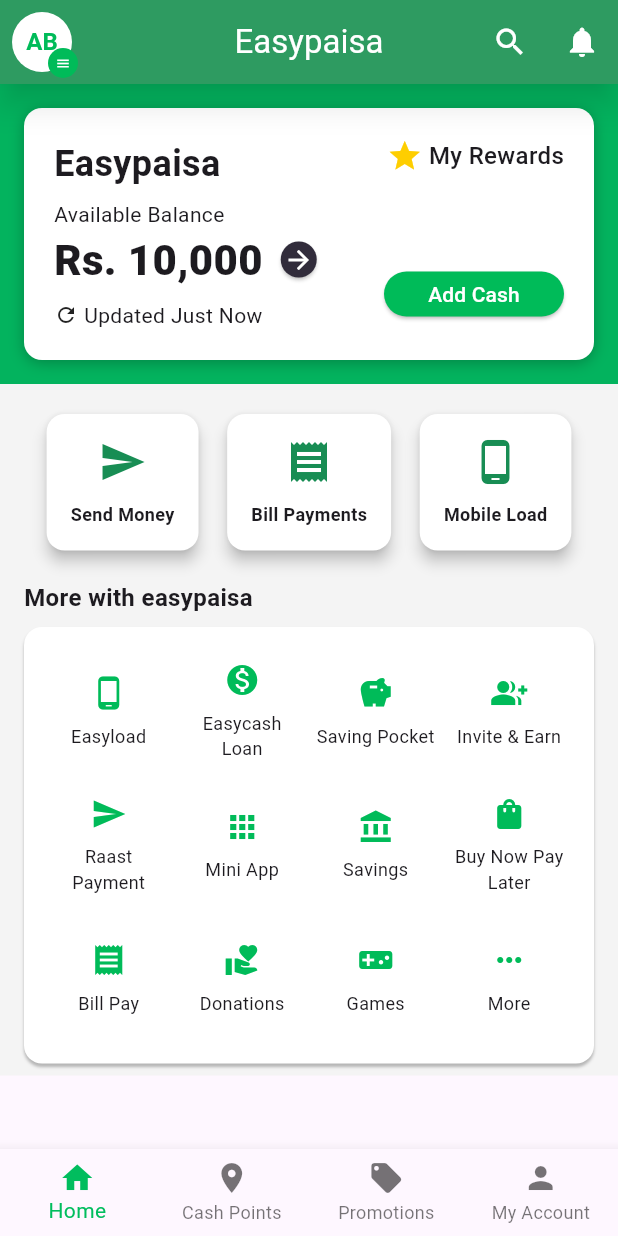
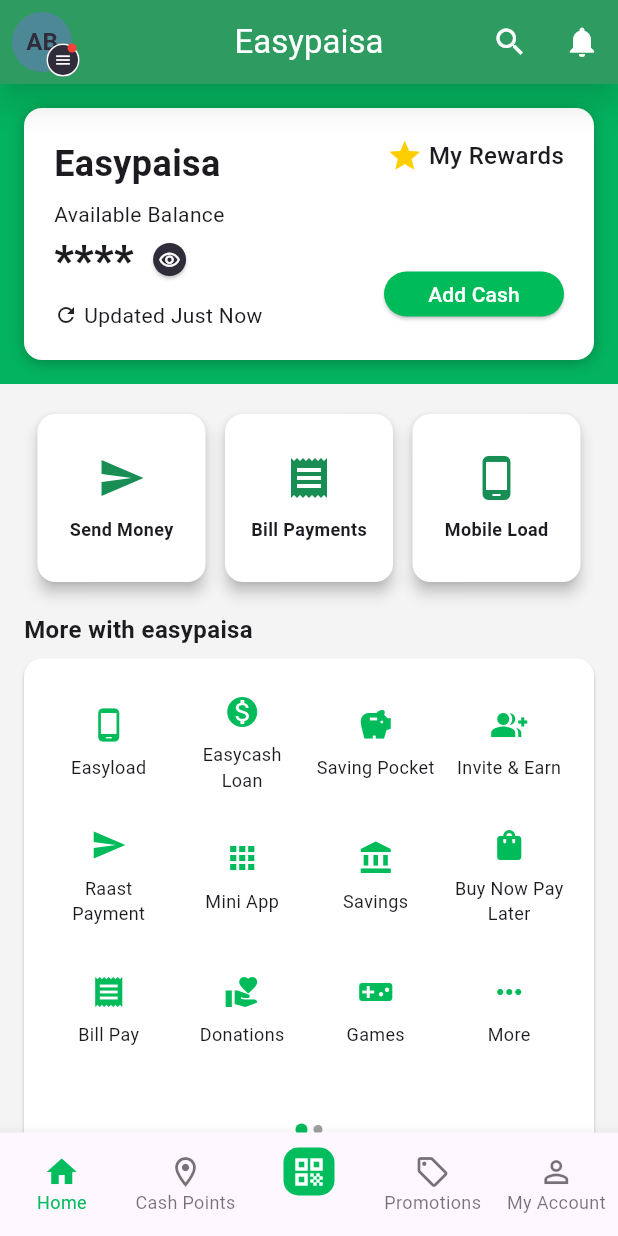
Before and after one commit to adil-tecspine/task_3_easypaisa_clone, a Flutter app: the screen it shows after launch, on a phone screen of 412 x 824 dp. Run offline on Flutter 3.47's test engine with Material 3 defaults, Android fonts, the phone set to English and light mode, and no system bars.

Commit message:
Refactor LastGrid to use PageView for better navigation and convert to StatefulWidget; update BottomNavigationBar items for improved UX

```diff
--- a/lib/home.dart
+++ b/lib/home.dart
@@ -16,8 +16,6 @@ class _HomeState extends State<Home> {
   Widget build(BuildContext context) {
     return Scaffold(
       appBar: AppBar(
-        // Need a stack with circel avatar and name initials written in it , and above it menu icon and clicking on this cauese to open the drawer
-        // onPressed: () => Scaffold.of(context).openDrawer(),
         leading: Builder(
           builder: (context) => Stack(
             children: [
@@ -25,34 +23,39 @@ class _HomeState extends State<Home> {
                 alignment: Alignment.center,
                 child: CircleAvatar(
                   radius: 20,
-                  foregroundColor: Color.fromARGB(255, 0, 187, 89),
-                  backgroundColor: Colors.white,
+                  foregroundColor: Color.fromRGBO(49, 44, 59, 1),
+                  backgroundColor: Color.fromRGBO(77, 136, 151, 1),
                   child: Text(
                     'AB',
-                    style: TextStyle(
-                      // color: Color.fromARGB(255, 38, 165, 88),
-                      fontWeight: FontWeight.bold,
-                    ),
+                    style: TextStyle(fontWeight: FontWeight.bold),
                   ),
                 ),
               ),
 
               Positioned(
                 right: -10,
-                bottom: -10,
+                bottom: -8,
                 child: IconButton.filled(
                   icon: Icon(Icons.menu),
-                  iconSize: 10,
+                  iconSize: 12,
                   style: ButtonStyle(
                     minimumSize: WidgetStateProperty.all(Size(15, 15)),
                     padding: WidgetStateProperty.all(EdgeInsets.all(5)),
                     backgroundColor: WidgetStateProperty.all(
-                      Color.fromARGB(255, 0, 187, 89),
+                      Color.fromRGBO(49, 44, 59, 1),
                     ),
                     foregroundColor: WidgetStateProperty.all(Colors.white),
+                    side: WidgetStateProperty.all(
+                      BorderSide(color: Colors.white, width: 1),
+                    ),
                   ),
                   onPressed: () => Scaffold.of(context).openDrawer(),
                 ),
+              ),
+              Positioned(
+                right: 5,
+                bottom: 21,
+                child: Badge(backgroundColor: Colors.red),
               ),
             ],
           ),
--- a/lib/home_screen.dart
+++ b/lib/home_screen.dart
@@ -26,24 +26,55 @@ class _HomeScreenState extends State<HomeScreen> {
   Widget build(BuildContext context) {
     return Scaffold(
       body: _pages[_selectedIndex],
+
       bottomNavigationBar: BottomNavigationBar(
         currentIndex: _selectedIndex,
+        selectedFontSize: 12,
         selectedItemColor: const Color.fromARGB(255, 1, 189, 94),
         type: BottomNavigationBarType.fixed,
         onTap: _onItemTapped,
-        items: const <BottomNavigationBarItem>[
-          BottomNavigationBarItem(icon: Icon(Icons.home), label: 'Home'),
+        items: <BottomNavigationBarItem>[
           BottomNavigationBarItem(
-            icon: Icon(Icons.location_on),
-            label: 'Cash Points',
+            icon: Icon(Icons.home_outlined),
+            label: 'Home',
+            activeIcon: Icon(Icons.home),
           ),
           BottomNavigationBarItem(
-            icon: Icon(Icons.local_offer),
-            label: 'Promotions',
+            icon: Icon(Icons.location_on_outlined),
+            label: 'Cash Points',
+            activeIcon: Icon(Icons.location_on),
           ),
           BottomNavigationBarItem(
-            icon: Icon(Icons.person),
+            icon: IconButton.filled(
+              onPressed: () {},
+              visualDensity: VisualDensity.compact,
+
+              icon: Icon(Icons.qr_code),
+              style: ButtonStyle(
+                minimumSize: WidgetStateProperty.all(Size(40, 40)),
+                padding: WidgetStateProperty.all(EdgeInsets.all(5)),
+                shape: WidgetStateProperty.all(
+                  RoundedRectangleBorder(
+                    borderRadius: BorderRadius.circular(10),
+                  ),
+                ),
+                backgroundColor: WidgetStateProperty.all(
+                  Color.fromARGB(255, 1, 189, 94),
+                ),
+                foregroundColor: WidgetStateProperty.all(Colors.white),
+              ),
+            ),
+            label: '',
+          ),
+          BottomNavigationBarItem(
+            icon: Icon(Icons.local_offer_outlined),
+            label: 'Promotions',
+            activeIcon: Icon(Icons.local_offer),
+          ),
+          BottomNavigationBarItem(
+            icon: Icon(Icons.person_outline),
             label: 'My Account',
+            activeIcon: Icon(Icons.person),
           ),
         ],
       ),
--- a/lib/last_grid.dart
+++ b/lib/last_grid.dart
@@ -1,7 +1,30 @@
 import 'package:flutter/material.dart';
+import 'package:task_3_easypaisa_clone/third_section_grid_card.dart';
 
-class LastGrid extends StatelessWidget {
+class LastGrid extends StatefulWidget {
   const LastGrid({super.key});
+
+  @override
+  State<LastGrid> createState() => _LastGridState();
+}
+
+class _LastGridState extends State<LastGrid> {
+  late PageController _pageController;
+  int _currentPage = 0;
+
+  static const _pages = [FirstGrid(), SecondGrid()];
+
+  @override
+  void initState() {
+    super.initState();
+    _pageController = PageController(); // Adjust as needed
+  }
+
+  @override
+  void dispose() {
+    _pageController.dispose();
+    super.dispose();
+  }
 
   @override
   Widget build(BuildContext context) {
@@ -19,7 +42,50 @@ class LastGrid extends StatelessWidget {
           ],
           borderRadius: BorderRadius.all(Radius.circular(12)),
         ),
-        child: GridView.count(
+        child: Column(
+          children: [
+            SizedBox(
+              height: 300,
+              child: PageView.builder(
+                controller: _pageController,
+                itemCount: 2,
+                onPageChanged: (index) {
+                  setState(() {
+                    _currentPage = index;
+                  });
+                },
+                itemBuilder: (context, index) => _pages[index],
+              ),
+            ),
+            Row(
+              mainAxisAlignment: MainAxisAlignment.center,
+              children: List.generate(_pages.length, (index) {
+                return Container(
+                  width: index == _currentPage ? 8.0 : 6.0,
+                  height: 8.0,
+                  margin: EdgeInsets.symmetric(vertical: 10.0, horizontal: 2.0),
+                  decoration: BoxDecoration(
+                    shape: BoxShape.circle,
+                    color: _currentPage == index
+                        ? const Color.fromRGBO(0, 187, 89, 1)
+                        : Colors.grey,
+                  ),
+                );
+              }),
+            ),
+          ],
+        ),
+      ),
+    );
+  }
+}
+
+class FirstGrid extends StatelessWidget {
+  const FirstGrid({super.key});
+
+  @override
+  Widget build(BuildContext context) {
+    return GridView.count(
       crossAxisCount: 4,
       crossAxisSpacing: 8,
       mainAxisSpacing: 8,
@@ -42,46 +108,57 @@ class LastGrid extends StatelessWidget {
           title: 'Buy Now Pay Later',
           icon: Icons.shopping_bag,
         ),
-            // Insurance
+
         ThirdSectionGridCard(title: 'Bill Pay', icon: Icons.receipt),
-            // Donations
+
         ThirdSectionGridCard(
           title: 'Donations',
           icon: Icons.volunteer_activism,
         ),
         ThirdSectionGridCard(title: 'Games', icon: Icons.videogame_asset),
         ThirdSectionGridCard(title: 'More', icon: Icons.more_horiz),
-            // Rs.l Game
-            // See All
       ],
-        ),
-      ),
     );
   }
 }
 
-class ThirdSectionGridCard extends StatelessWidget {
-  const ThirdSectionGridCard({
-    super.key,
-    required this.title,
-    required this.icon,
-  });
-  final String title;
-  final IconData icon;
+class SecondGrid extends StatelessWidget {
+  const SecondGrid({super.key});
 
   @override
   Widget build(BuildContext context) {
-    return Column(
-      mainAxisAlignment: MainAxisAlignment.center,
-      mainAxisSize: MainAxisSize.min,
+    return GridView.count(
+      crossAxisCount: 4,
+      crossAxisSpacing: 8,
+      mainAxisSpacing: 8,
+      childAspectRatio: 1,
+      shrinkWrap: true,
+      physics: NeverScrollableScrollPhysics(),
+      padding: EdgeInsets.all(16),
       children: [
-        Icon(icon, color: Color.fromRGBO(0, 187, 89, 1)),
-        SizedBox(height: 8),
-        Text(
-          title,
-          style: TextStyle(fontSize: 12),
-          textAlign: TextAlign.center,
+        ThirdSectionGridCard(title: 'Easyload', icon: Icons.phone_android),
+        ThirdSectionGridCard(
+          title: 'Easycash Loan',
+          icon: Icons.monetization_on,
         ),
+        ThirdSectionGridCard(title: 'Saving Pocket', icon: Icons.savings),
+        ThirdSectionGridCard(title: 'Invite & Earn', icon: Icons.group_add),
+        ThirdSectionGridCard(title: 'Raast Payment', icon: Icons.send),
+        ThirdSectionGridCard(title: 'Mini App', icon: Icons.apps),
+        ThirdSectionGridCard(title: 'Savings', icon: Icons.account_balance),
+        ThirdSectionGridCard(
+          title: 'Buy Now Pay Later',
+          icon: Icons.shopping_bag,
+        ),
+
+        ThirdSectionGridCard(title: 'Bill Pay', icon: Icons.receipt),
+
+        ThirdSectionGridCard(
+          title: 'Donations',
+          icon: Icons.volunteer_activism,
+        ),
+        ThirdSectionGridCard(title: 'Games', icon: Icons.videogame_asset),
+        ThirdSectionGridCard(title: 'More', icon: Icons.more_horiz),
       ],
     );
   }
--- a/lib/second_section_card.dart
+++ b/lib/second_section_card.dart
@@ -14,6 +14,9 @@ class SecondSectionCard extends StatelessWidget {
         onTap: () {},
         child: Padding(
           padding: const EdgeInsets.all(16.0),
+          child: SizedBox(
+            width: 80.0,
+            height: 80.0,
             child: Column(
               mainAxisAlignment: MainAxisAlignment.center,
               children: <Widget>[
@@ -27,6 +30,7 @@ class SecondSectionCard extends StatelessWidget {
             ),
           ),
         ),
+      ),
     );
   }
 }
--- /dev/null
+++ b/lib/third_section_grid_card.dart
@@ -0,0 +1,28 @@
+import 'package:flutter/material.dart';
+
+class ThirdSectionGridCard extends StatelessWidget {
+  const ThirdSectionGridCard({
+    super.key,
+    required this.title,
+    required this.icon,
+  });
+  final String title;
+  final IconData icon;
+
+  @override
+  Widget build(BuildContext context) {
+    return Column(
+      mainAxisAlignment: MainAxisAlignment.center,
+      mainAxisSize: MainAxisSize.min,
+      children: [
+        Icon(icon, color: Color.fromRGBO(0, 187, 89, 1)),
+        SizedBox(height: 8),
+        Text(
+          title,
+          style: TextStyle(fontSize: 12),
+          textAlign: TextAlign.center,
+        ),
+      ],
+    );
+  }
+}
--- a/lib/top_container_first_column.dart
+++ b/lib/top_container_first_column.dart
@@ -15,30 +15,7 @@ class TopContainerFirstColumn extends StatelessWidget {
         ),
         Column(
           crossAxisAlignment: CrossAxisAlignment.start,
-          children: [
-            Text('Available Balance'),
-            Row(
-              spacing: 4,
-              children: [
-                Text(
-                  'Rs. 10,000',
-                  style: TextStyle(fontSize: 28, fontWeight: FontWeight.w900),
-                ),
-                ElevatedButton.icon(
-                  onPressed: () {},
-                  style: ElevatedButton.styleFrom(
-                    backgroundColor: const Color.fromARGB(255, 49, 44, 59),
-                    foregroundColor: Colors.white,
-                    shape: CircleBorder(),
-                    minimumSize: Size(32, 32),
-                    visualDensity: VisualDensity.compact,
-                    padding: EdgeInsets.zero,
-                  ),
-                  label: Icon(Icons.arrow_forward, size: 20),
-                ),
-              ],
-            ),
-          ],
+          children: [Text('Available Balance'), AmountWithButton()],
         ),
         Row(
           spacing: 4,
@@ -48,3 +25,50 @@ class TopContainerFirstColumn extends StatelessWidget {
     );
   }
 }
+
+class AmountWithButton extends StatefulWidget {
+  const AmountWithButton({super.key});
+
+  @override
+  State<AmountWithButton> createState() => _AmountWithButtonState();
+}
+
+class _AmountWithButtonState extends State<AmountWithButton> {
+  bool isVisible = false;
+
+  void toggleVisibility() {
+    setState(() {
+      isVisible = !isVisible;
+    });
+  }
+
+  @override
+  Widget build(BuildContext context) {
+    return Row(
+      spacing: 4,
+      children: [
+        Text(
+          isVisible ? 'Rs. 10,000' : '****',
+          style: TextStyle(fontSize: 28, fontWeight: FontWeight.w900),
+        ),
+        ElevatedButton.icon(
+          onPressed: toggleVisibility,
+          style: ElevatedButton.styleFrom(
+            backgroundColor: const Color.fromARGB(255, 49, 44, 59),
+            foregroundColor: Colors.white,
+            shape: CircleBorder(),
+            minimumSize: Size(30, 30),
+            visualDensity: VisualDensity.compact,
+            padding: EdgeInsets.zero,
+          ),
+          label: Icon(
+            isVisible
+                ? Icons.remove_red_eye_rounded
+                : Icons.remove_red_eye_outlined,
+            size: 15,
+          ),
+        ),
+      ],
+    );
+  }
+}
```
Lines whose indentation alone changed are shown as unchanged.
